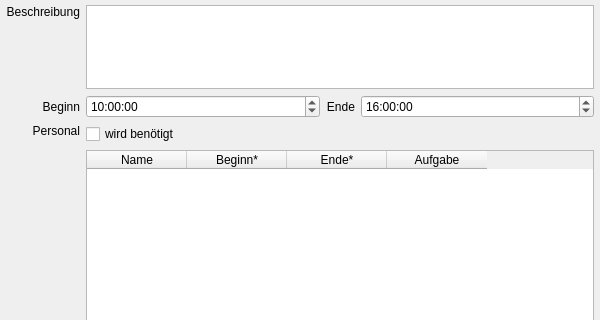
Above: Programm/activitywindow.ui from philjosch/Einsatzplaner before the change; both pictures show x 0 to 600 and y 105 to 425 of the 600 by 550 pixel window. Below: the same form after it.
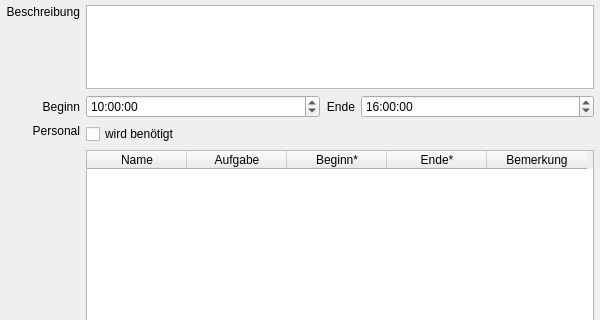
That is the form after the change.

Commit message:
Combobox in der Personaltabelle
- In der Personaltabelle eines Arbeitseinsatzes gibt es jetzt die
Möglichkeit die Art der Aufgabe auszuwählen, sodass keine Tippfehler
mehr entstehen und direkt die passenden Kategorien zur Auswahl stehen.
- Ebenso wurde das Feld der Bemerkungen von dem des Namens der Person
getrennt, hierdurch soll die Eingabe von Daten vereinfacht werden.
- Die Überprüfung, ob eine Person eine Aufgabe erledigen darf ist noch
nicht fertiggestellt, hierzu fehlt in `AActivity::addPerson` noch die
entsprechende Implementierung. Die folgt in den nächsten Tagen.

What changed in the file:
```diff
--- a/Programm/activitywindow.ui
+++ b/Programm/activitywindow.ui
@@ -69,6 +69,11 @@
           <string>Name</string>
          </property>
         </column>
+        <column>
+         <property name="text">
+          <string>Aufgabe</string>
+         </property>
+        </column>
         <column>
          <property name="text">
           <string>Beginn*</string>
@@ -81,7 +86,7 @@
         </column>
         <column>
          <property name="text">
-          <string>Aufgabe</string>
+          <string>Bemerkung</string>
          </property>
          <property name="toolTip">
           <string>Tf, Tb, Zf, Service, Begleiter, Buero, Werkstatt, ZugVorbereiten, Sonstiges</string>
```
Left out of the diff: 2 changed lines with no effect on the pictures. The commit also changes 4 other files.
